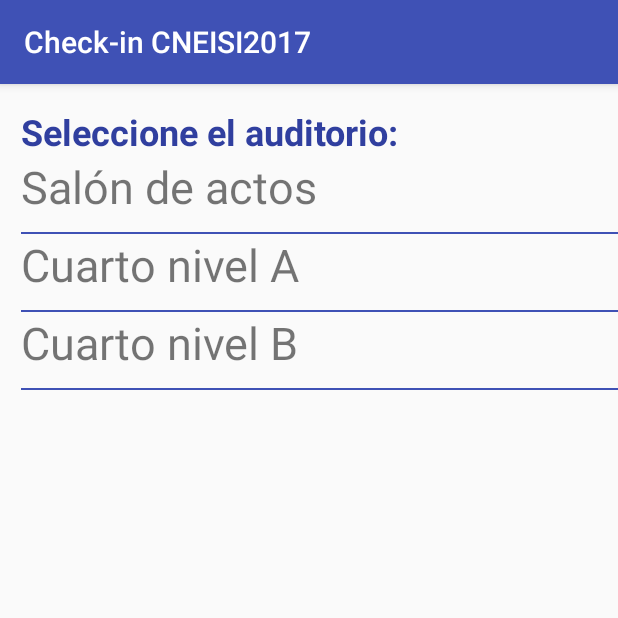
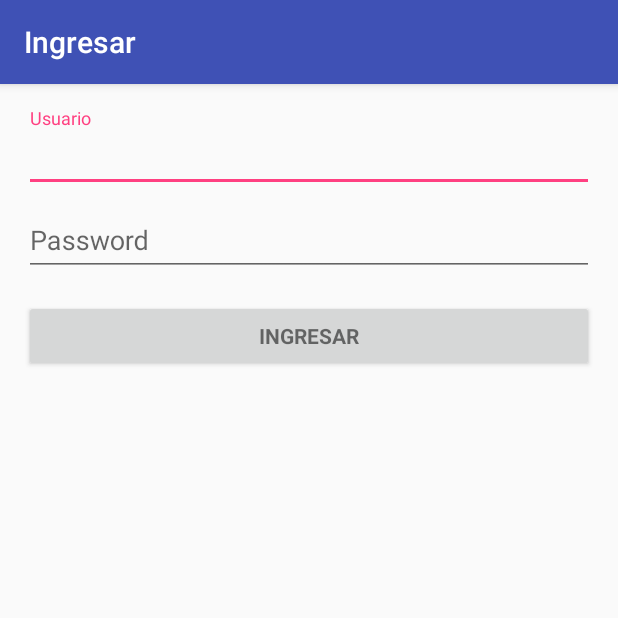
Before and after one commit to UTN-FRSFCO/cneisi2017-checkin, an Android app: the screen it shows after launch (MainActivity before the commit, LoginActivity after it), on a phone screen of 412 x 824 dp, the top half of it. Run offline under Robolectric (Android 15) with nearby library versions, the phone set to English and light mode, and no system bars; 2 statements that could not run were skipped.

Commit message:
Add login

```diff
--- a/app/build.gradle
+++ b/app/build.gradle
@@ -24,9 +24,10 @@ dependencies {
     androidTestCompile('com.android.support.test.espresso:espresso-core:2.2.2', {
         exclude group: 'com.android.support', module: 'support-annotations'
     })
+
     compile 'com.android.support:appcompat-v7:25.3.1'
     compile 'com.android.support.constraint:constraint-layout:1.0.2'
+    compile 'com.journeyapps:zxing-android-embedded:3.5.0'
+    compile 'com.android.support:design:25.3.1'
     testCompile 'junit:junit:4.12'
-
-    compile 'com.journeyapps:zxing-android-embedded:3.5.0'
 }
--- /dev/null
+++ b/app/src/main/java/ar/edu/utn/sanfrancisco/cneisi/checkin_cneisi2017/LoginActivity.java
@@ -0,0 +1,358 @@
+package ar.edu.utn.sanfrancisco.cneisi.checkin_cneisi2017;
+
+import android.animation.Animator;
+import android.animation.AnimatorListenerAdapter;
+import android.annotation.TargetApi;
+import android.content.Context;
+import android.content.Intent;
+import android.content.SharedPreferences;
+import android.content.pm.PackageManager;
+import android.support.annotation.NonNull;
+import android.support.design.widget.Snackbar;
+import android.support.v7.app.AppCompatActivity;
+import android.app.LoaderManager.LoaderCallbacks;
+
+import android.content.CursorLoader;
+import android.content.Loader;
+import android.database.Cursor;
+import android.net.Uri;
+import android.os.AsyncTask;
+
+import android.os.Build;
+import android.os.Bundle;
+import android.provider.ContactsContract;
+import android.text.TextUtils;
+import android.view.KeyEvent;
+import android.view.View;
+import android.view.View.OnClickListener;
+import android.view.inputmethod.EditorInfo;
+import android.widget.ArrayAdapter;
+import android.widget.AutoCompleteTextView;
+import android.widget.Button;
+import android.widget.EditText;
+import android.widget.TextView;
+
+import java.util.ArrayList;
+import java.util.List;
+
+import static android.Manifest.permission.READ_CONTACTS;
+
+/**
+ * A login screen that offers login via email/password.
+ */
+public class LoginActivity extends AppCompatActivity implements LoaderCallbacks<Cursor> {
+
+    /**
+     * Id to identity READ_CONTACTS permission request.
+     */
+    private static final int REQUEST_READ_CONTACTS = 0;
+
+    /**
+     * A dummy authentication store containing known user names and passwords.
+     * TODO: remove after connecting to a real authentication system.
+     */
+    private static final String[] DUMMY_CREDENTIALS = new String[]{
+            "emirodriguez:secret", "otro:otro"
+    };
+    /**
+     * Keep track of the login task to ensure we can cancel it if requested.
+     */
+    private UserLoginTask mAuthTask = null;
+
+    // UI references.
+    private AutoCompleteTextView mEmailView;
+    private EditText mPasswordView;
+    private View mProgressView;
+    private View mLoginFormView;
+
+    @Override
+    protected void onCreate(Bundle savedInstanceState) {
+        super.onCreate(savedInstanceState);
+        setContentView(R.layout.activity_login);
+        // Set up the login form.
+        mEmailView = (AutoCompleteTextView) findViewById(R.id.email);
+        populateAutoComplete();
+
+        mPasswordView = (EditText) findViewById(R.id.password);
+        mPasswordView.setOnEditorActionListener(new TextView.OnEditorActionListener() {
+            @Override
+            public boolean onEditorAction(TextView textView, int id, KeyEvent keyEvent) {
+                if (id == R.id.login || id == EditorInfo.IME_NULL) {
+                    attemptLogin();
+                    return true;
+                }
+                return false;
+            }
+        });
+
+        Button mEmailSignInButton = (Button) findViewById(R.id.email_sign_in_button);
+        mEmailSignInButton.setOnClickListener(new OnClickListener() {
+            @Override
+            public void onClick(View view) {
+                attemptLogin();
+            }
+        });
+
+        mLoginFormView = findViewById(R.id.login_form);
+        mProgressView = findViewById(R.id.login_progress);
+    }
+
+    private void populateAutoComplete() {
+        if (!mayRequestContacts()) {
+            return;
+        }
+
+        getLoaderManager().initLoader(0, null, this);
+    }
+
+    private boolean mayRequestContacts() {
+        if (Build.VERSION.SDK_INT < Build.VERSION_CODES.M) {
+            return true;
+        }
+        if (checkSelfPermission(READ_CONTACTS) == PackageManager.PERMISSION_GRANTED) {
+            return true;
+        }
+        if (shouldShowRequestPermissionRationale(READ_CONTACTS)) {
+            Snackbar.make(mEmailView, R.string.permission_rationale, Snackbar.LENGTH_INDEFINITE)
+                    .setAction(android.R.string.ok, new View.OnClickListener() {
+                        @Override
+                        @TargetApi(Build.VERSION_CODES.M)
+                        public void onClick(View v) {
+                            requestPermissions(new String[]{READ_CONTACTS}, REQUEST_READ_CONTACTS);
+                        }
+                    });
+        } else {
+            requestPermissions(new String[]{READ_CONTACTS}, REQUEST_READ_CONTACTS);
+        }
+        return false;
+    }
+
+    /**
+     * Callback received when a permissions request has been completed.
+     */
+    @Override
+    public void onRequestPermissionsResult(int requestCode, @NonNull String[] permissions,
+                                           @NonNull int[] grantResults) {
+        if (requestCode == REQUEST_READ_CONTACTS) {
+            if (grantResults.length == 1 && grantResults[0] == PackageManager.PERMISSION_GRANTED) {
+                populateAutoComplete();
+            }
+        }
+    }
+
+
+    /**
+     * Attempts to sign in or register the account specified by the login form.
+     * If there are form errors (invalid email, missing fields, etc.), the
+     * errors are presented and no actual login attempt is made.
+     */
+    private void attemptLogin() {
+        if (mAuthTask != null) {
+            return;
+        }
+
+        // Reset errors.
+        mEmailView.setError(null);
+        mPasswordView.setError(null);
+
+        // Store values at the time of the login attempt.
+        String email = mEmailView.getText().toString();
+        String password = mPasswordView.getText().toString();
+
+        boolean cancel = false;
+        View focusView = null;
+
+        // Check for a valid password, if the user entered one.
+        if (!TextUtils.isEmpty(password) && !isPasswordValid(password)) {
+            mPasswordView.setError(getString(R.string.error_invalid_password));
+            focusView = mPasswordView;
+            cancel = true;
+        }
+
+        // Check for a valid email address.
+        if (TextUtils.isEmpty(email)) {
+            mEmailView.setError(getString(R.string.error_field_required));
+            focusView = mEmailView;
+            cancel = true;
+        } else if (!isEmailValid(email)) {
+            mEmailView.setError(getString(R.string.error_invalid_email));
+            focusView = mEmailView;
+            cancel = true;
+        }
+
+        if (cancel) {
+            // There was an error; don't attempt login and focus the first
+            // form field with an error.
+            focusView.requestFocus();
+        } else {
+            // Show a progress spinner, and kick off a background task to
+            // perform the user login attempt.
+            showProgress(true);
+            mAuthTask = new UserLoginTask(email, password);
+            mAuthTask.execute((Void) null);
+        }
+    }
+
+    private boolean isEmailValid(String email) {
+        //TODO: Replace this with your own logic
+        return true;
+    }
+
+    private boolean isPasswordValid(String password) {
+        //TODO: Replace this with your own logic
+        return password.length() > 4;
+    }
+
+    /**
+     * Shows the progress UI and hides the login form.
+     */
+    @TargetApi(Build.VERSION_CODES.HONEYCOMB_MR2)
+    private void showProgress(final boolean show) {
+        // On Honeycomb MR2 we have the ViewPropertyAnimator APIs, which allow
+        // for very easy animations. If available, use these APIs to fade-in
+        // the progress spinner.
+        if (Build.VERSION.SDK_INT >= Build.VERSION_CODES.HONEYCOMB_MR2) {
+            int shortAnimTime = getResources().getInteger(android.R.integer.config_shortAnimTime);
+
+            mLoginFormView.setVisibility(show ? View.GONE : View.VISIBLE);
+            mLoginFormView.animate().setDuration(shortAnimTime).alpha(
+                    show ? 0 : 1).setListener(new AnimatorListenerAdapter() {
+                @Override
+                public void onAnimationEnd(Animator animation) {
+                    mLoginFormView.setVisibility(show ? View.GONE : View.VISIBLE);
+                }
+            });
+
+            mProgressView.setVisibility(show ? View.VISIBLE : View.GONE);
+            mProgressView.animate().setDuration(shortAnimTime).alpha(
+                    show ? 1 : 0).setListener(new AnimatorListenerAdapter() {
+                @Override
+                public void onAnimationEnd(Animator animation) {
+                    mProgressView.setVisibility(show ? View.VISIBLE : View.GONE);
+                }
+            });
+        } else {
+            // The ViewPropertyAnimator APIs are not available, so simply show
+            // and hide the relevant UI components.
+            mProgressView.setVisibility(show ? View.VISIBLE : View.GONE);
+            mLoginFormView.setVisibility(show ? View.GONE : View.VISIBLE);
+        }
+    }
+
+    @Override
+    public Loader<Cursor> onCreateLoader(int i, Bundle bundle) {
+        return new CursorLoader(this,
+                // Retrieve data rows for the device user's 'profile' contact.
+                Uri.withAppendedPath(ContactsContract.Profile.CONTENT_URI,
+                        ContactsContract.Contacts.Data.CONTENT_DIRECTORY), ProfileQuery.PROJECTION,
+
+                // Select only email addresses.
+                ContactsContract.Contacts.Data.MIMETYPE +
+                        " = ?", new String[]{ContactsContract.CommonDataKinds.Email
+                .CONTENT_ITEM_TYPE},
+
+                // Show primary email addresses first. Note that there won't be
+                // a primary email address if the user hasn't specified one.
+                ContactsContract.Contacts.Data.IS_PRIMARY + " DESC");
+    }
+
+    @Override
+    public void onLoadFinished(Loader<Cursor> cursorLoader, Cursor cursor) {
+        List<String> emails = new ArrayList<>();
+        cursor.moveToFirst();
+        while (!cursor.isAfterLast()) {
+            emails.add(cursor.getString(ProfileQuery.ADDRESS));
+            cursor.moveToNext();
+        }
+
+        addEmailsToAutoComplete(emails);
+    }
+
+    @Override
+    public void onLoaderReset(Loader<Cursor> cursorLoader) {
+
+    }
+
+    private void addEmailsToAutoComplete(List<String> emailAddressCollection) {
+        //Create adapter to tell the AutoCompleteTextView what to show in its dropdown list.
+        ArrayAdapter<String> adapter =
+                new ArrayAdapter<>(LoginActivity.this,
+                        android.R.layout.simple_dropdown_item_1line, emailAddressCollection);
+
+        mEmailView.setAdapter(adapter);
+    }
+
+
+    private interface ProfileQuery {
+        String[] PROJECTION = {
+                ContactsContract.CommonDataKinds.Email.ADDRESS,
+                ContactsContract.CommonDataKinds.Email.IS_PRIMARY,
+        };
+
+        int ADDRESS = 0;
+        int IS_PRIMARY = 1;
+    }
+
+    /**
+     * Represents an asynchronous login/registration task used to authenticate
+     * the user.
+     */
+    public class UserLoginTask extends AsyncTask<Void, Void, Boolean> {
+
+        private final String mEmail;
+        private final String mPassword;
+
+        UserLoginTask(String email, String password) {
+            mEmail = email;
+            mPassword = password;
+        }
+
+        @Override
+        protected Boolean doInBackground(Void... params) {
+            // TODO: attempt authentication against a network service.
+
+            try {
+                // Simulate network access.
+                Thread.sleep(2000);
+            } catch (InterruptedException e) {
+                return false;
+            }
+
+            for (String credential : DUMMY_CREDENTIALS) {
+                String[] pieces = credential.split(":");
+                if (pieces[0].equals(mEmail)) {
+                    // Account exists, return true if the password matches.
+                    return pieces[1].equals(mPassword);
+                }
+            }
+
+            // TODO: register the new account here.
+            return false;
+        }
+
+        @Override
+        protected void onPostExecute(final Boolean success) {
+            mAuthTask = null;
+            showProgress(false);
+
+            if (success) {
+                SharedPreferences sharedPref = getSharedPreferences("catcher", Context.MODE_PRIVATE);
+                SharedPreferences.Editor editor = sharedPref.edit();
+                editor.putString("catcher_name", mEmailView.getText().toString());
+                editor.commit();
+
+                Intent i = new Intent(LoginActivity.this, MainActivity.class);
+                startActivity(i);
+            } else {
+                mPasswordView.setError(getString(R.string.error_incorrect_password));
+                mPasswordView.requestFocus();
+            }
+        }
+
+        @Override
+        protected void onCancelled() {
+            mAuthTask = null;
+            showProgress(false);
+        }
+    }
+}
--- a/app/src/main/java/ar/edu/utn/sanfrancisco/cneisi/checkin_cneisi2017/Persistence/AssistanceContract.java
+++ b/app/src/main/java/ar/edu/utn/sanfrancisco/cneisi/checkin_cneisi2017/Persistence/AssistanceContract.java
@@ -19,11 +19,10 @@ public class AssistanceContract {
         public static final String TABLE_NAME ="assistences";
 
         public static final String ID = "id";
-        public static final String NAME = "name";
         public static final String DNI = "dni";
-        public static final String DOCKET = "docket";
         public static final String DATE = "date";
         public static final String CONFERENCEID = "conference_id";
+        public static final String CATCHER_NAME = "catcher_name";
         public static final String SENT = "sent";
     }
 }
--- a/app/src/main/java/ar/edu/utn/sanfrancisco/cneisi/checkin_cneisi2017/Services/ApiService.java
+++ b/app/src/main/java/ar/edu/utn/sanfrancisco/cneisi/checkin_cneisi2017/Services/ApiService.java
@@ -1,6 +1,7 @@
 package ar.edu.utn.sanfrancisco.cneisi.checkin_cneisi2017.Services;
 
 import android.os.StrictMode;
+import android.text.format.DateFormat;
 import android.util.Log;
 
 import java.io.OutputStream;
@@ -32,7 +33,9 @@ public class ApiService {
             urlConnection.setDoOutput(true);
 
             String params = "conference_id="  + assistance.getConferenceId() +
-                    "&date=" + assistance.getDate() + "&dni=" + assistance.getDni() + "&catcher_name=emi";
+                    "&date=" + DateFormat.format("dd/MM/yyyy", assistance.getDate()).toString() +
+                    "&dni=" + assistance.getDni() +
+                    "&catcher_name=" + assistance.getCatcherName();
 
             urlConnection.setDoOutput(true);
             OutputStream os = urlConnection.getOutputStream();
--- /dev/null
+++ b/app/src/main/res/layout/activity_login.xml
@@ -0,0 +1,77 @@
+<LinearLayout xmlns:android="http://schemas.android.com/apk/res/android"
+    xmlns:tools="http://schemas.android.com/tools"
+    android:layout_width="match_parent"
+    android:layout_height="match_parent"
+    android:gravity="center_horizontal"
+    android:orientation="vertical"
+    android:paddingBottom="@dimen/activity_vertical_margin"
+    android:paddingLeft="@dimen/activity_horizontal_margin"
+    android:paddingRight="@dimen/activity_horizontal_margin"
+    android:paddingTop="@dimen/activity_vertical_margin"
+    tools:context="ar.edu.utn.sanfrancisco.cneisi.checkin_cneisi2017.LoginActivity">
+
+    <!-- Login progress -->
+    <ProgressBar
+        android:id="@+id/login_progress"
+        style="?android:attr/progressBarStyleLarge"
+        android:layout_width="wrap_content"
+        android:layout_height="wrap_content"
+        android:layout_marginBottom="8dp"
+        android:visibility="gone" />
+
+    <ScrollView
+        android:id="@+id/login_form"
+        android:layout_width="match_parent"
+        android:layout_height="match_parent">
+
+        <LinearLayout
+            android:id="@+id/email_login_form"
+            android:layout_width="match_parent"
+            android:layout_height="wrap_content"
+            android:orientation="vertical">
+
+            <android.support.design.widget.TextInputLayout
+                android:layout_width="match_parent"
+                android:layout_height="wrap_content">
+
+                <AutoCompleteTextView
+                    android:id="@+id/email"
+                    android:layout_width="match_parent"
+                    android:layout_height="wrap_content"
+                    android:hint="@string/prompt_email"
+                    android:inputType="textEmailAddress"
+                    android:maxLines="1"
+                    android:singleLine="true" />
+
+            </android.support.design.widget.TextInputLayout>
+
+            <android.support.design.widget.TextInputLayout
+                android:layout_width="match_parent"
+                android:layout_height="wrap_content">
+
+                <EditText
+                    android:id="@+id/password"
+                    android:layout_width="match_parent"
+                    android:layout_height="wrap_content"
+                    android:hint="@string/prompt_password"
+                    android:imeActionId="@+id/login"
+                    android:imeActionLabel="@string/action_sign_in_short"
+                    android:imeOptions="actionUnspecified"
+                    android:inputType="textPassword"
+                    android:maxLines="1"
+                    android:singleLine="true" />
+
+            </android.support.design.widget.TextInputLayout>
+
+            <Button
+                android:id="@+id/email_sign_in_button"
+                style="?android:textAppearanceSmall"
+                android:layout_width="match_parent"
+                android:layout_height="wrap_content"
+                android:layout_marginTop="16dp"
+                android:text="@string/action_sign_in"
+                android:textStyle="bold" />
+
+        </LinearLayout>
+    </ScrollView>
+</LinearLayout>
--- /dev/null
+++ b/app/src/main/res/values/dimens.xml
@@ -0,0 +1,5 @@
+<resources>
+    <!-- Default screen margins, per the Android Design guidelines. -->
+    <dimen name="activity_horizontal_margin">16dp</dimen>
+    <dimen name="activity_vertical_margin">16dp</dimen>
+</resources>
--- a/app/src/main/res/values/strings.xml
+++ b/app/src/main/res/values/strings.xml
@@ -1,3 +1,17 @@
 <resources>
     <string name="app_name">Check-in CNEISI2017</string>
+    <string name="title_activity_login">Ingresar</string>
+
+    <!-- Strings related to login -->
+    <string name="prompt_email">Usuario</string>
+    <string name="prompt_password">Password</string>
+    <string name="action_sign_in">Ingresar</string>
+    <string name="action_sign_in_short">CNEISI2017</string>
+    <string name="error_invalid_email">Usuario no valido</string>
+    <string name="error_invalid_password">Password incorrecta</string>
+    <string name="error_incorrect_password">Password incorrecta</string>
+    <string name="error_field_required">Campo requerido</string>
+    <string name="permission_rationale">"Contacts permissions are needed for providing email
+        completions."
+    </string>
 </resources>
```
Also changed, not shown: app/src/main/AndroidManifest.xml (+10 -4 lines), app/src/main/java/ar/edu/utn/sanfrancisco/cneisi/checkin_cneisi2017/Models/Assistance.java (+12 -24 lines), app/src/main/java/ar/edu/utn/sanfrancisco/cneisi/checkin_cneisi2017/Persistence/AssistanceDbHelper.java (+12 -2 lines), app/src/main/java/ar/edu/utn/sanfrancisco/cneisi/checkin_cneisi2017/ScannerActivity.java (+7 -5 lines).
